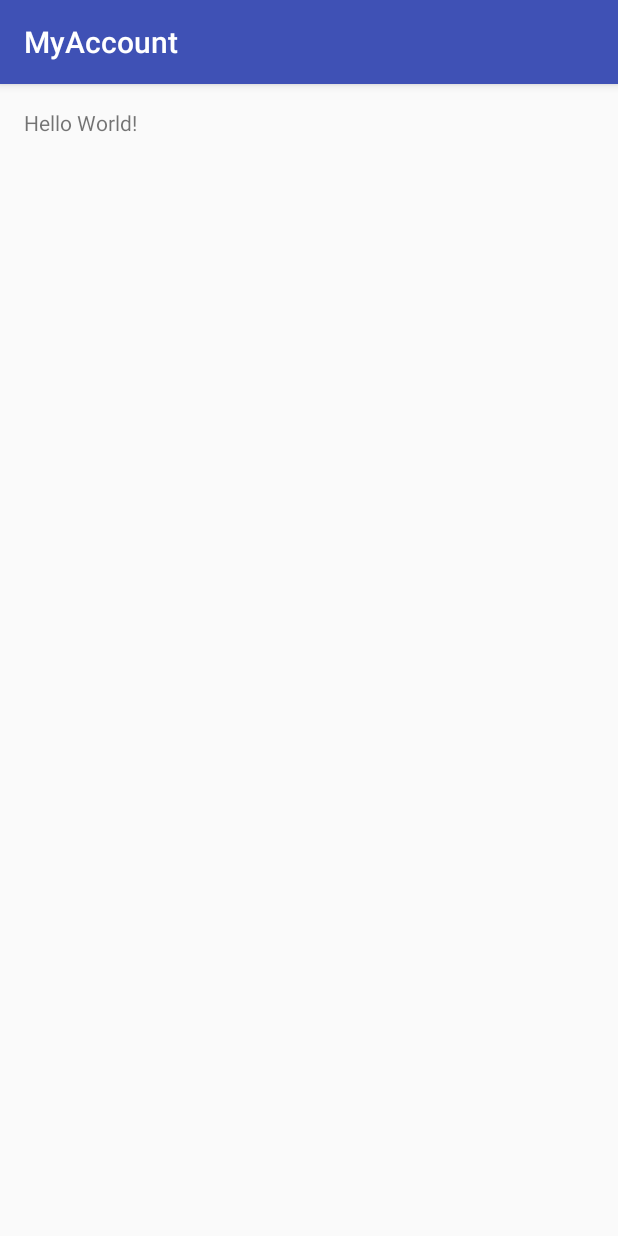
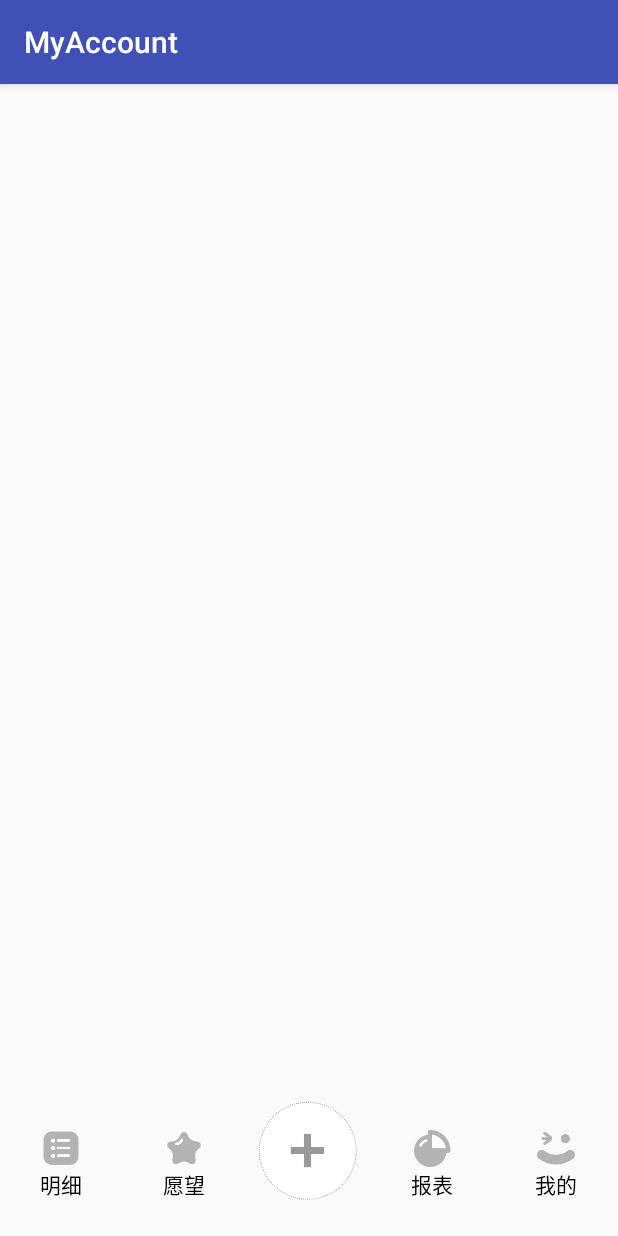
Before and after one commit to Shine-Zhang/MyAccount, an Android app: the screen it shows after launch (MainActivity), on a phone screen of 412 x 824 dp. Run offline under Robolectric (Android 15) with nearby library versions, the phone set to English and light mode, and no system bars.

Commit message:
From: 辛昊 新建了drawable-xxhdpi文件夹，将高清的图标放于此，用于屏幕适配正常显示MainActivity图标 修改了activity_main.xml布局文件的内容

```diff
--- /dev/null
+++ b/app/src/main/res/drawable/radiobutton_main_detail.xml
@@ -0,0 +1,5 @@
+<?xml version="1.0" encoding="utf-8"?>
+<selector xmlns:android="http://schemas.android.com/apk/res/android">
+<item android:state_checked="true" android:drawable="@drawable/ic_detail_blue"/>
+<item android:drawable="@drawable/ic_detail_default"/>
+</selector>
--- /dev/null
+++ b/app/src/main/res/drawable/radiobutton_main_list.xml
@@ -0,0 +1,5 @@
+<?xml version="1.0" encoding="utf-8"?>
+<selector xmlns:android="http://schemas.android.com/apk/res/android">
+    <item android:state_checked="true" android:drawable="@drawable/ic_list_blue"/>
+    <item android:drawable="@drawable/ic_list_default"/>
+</selector>
--- /dev/null
+++ b/app/src/main/res/drawable/radiobutton_main_mine.xml
@@ -0,0 +1,5 @@
+<?xml version="1.0" encoding="utf-8"?>
+<selector xmlns:android="http://schemas.android.com/apk/res/android">
+    <item android:state_checked="true" android:drawable="@drawable/ic_mine_blue"/>
+    <item android:drawable="@drawable/ic_mine_default"/>
+</selector>
--- /dev/null
+++ b/app/src/main/res/drawable/radiobutton_main_wish.xml
@@ -0,0 +1,5 @@
+<?xml version="1.0" encoding="utf-8"?>
+<selector xmlns:android="http://schemas.android.com/apk/res/android">
+    <item android:state_checked="true" android:drawable="@drawable/ic_wish_blue"/>
+    <item android:drawable="@drawable/ic_wish_default"/>
+</selector>
--- a/app/src/main/res/layout/activity_main.xml
+++ b/app/src/main/res/layout/activity_main.xml
@@ -3,14 +3,82 @@
     xmlns:tools="http://schemas.android.com/tools"
     android:layout_width="match_parent"
     android:layout_height="match_parent"
-    android:paddingBottom="@dimen/activity_vertical_margin"
-    android:paddingLeft="@dimen/activity_horizontal_margin"
-    android:paddingRight="@dimen/activity_horizontal_margin"
-    android:paddingTop="@dimen/activity_vertical_margin"
     tools:context="com.example.zs.myaccount.MainActivity">
 
-    <TextView
-        android:layout_width="wrap_content"
-        android:layout_height="wrap_content"
-        android:text="Hello World!" />
+    <!--第一部分-->
+    <android.support.v4.view.ViewPager
+        android:layout_width="match_parent"
+        android:layout_height="0px"
+        android:layout_weight="1"
+        android:orientation="vertical"
+        android:id="@+id/vp_main"
+        android:text=" This is ViewPager!" >
+    </android.support.v4.view.ViewPager>
+
+    <!--第二部分-->
+        <View
+            android:layout_width="match_parent"
+            android:layout_height="1dp">
+        </View>
+
+        <RadioGroup
+            android:layout_width="match_parent"
+            android:layout_height="wrap_content"
+            android:orientation="horizontal"
+            android:gravity="center"
+            android:id="@+id/rg_main_bottom"
+            android:layout_alignParentBottom="true"
+            >
+            <RadioButton
+                android:layout_width="0px"
+                android:layout_height="wrap_content"
+                android:layout_weight="1"
+                android:gravity="center"
+                android:button="@null"
+                android:drawableTop="@drawable/radiobutton_main_detail"
+                android:text="明细"
+                android:id="@+id/rb_main_detail"
+                />
+            <RadioButton
+                android:layout_width="0px"
+                android:layout_height="wrap_content"
+                android:layout_weight="1"
+                android:gravity="center"
+                android:button="@null"
+                android:drawableTop="@drawable/radiobutton_main_wish"
+                android:text="愿望"
+                android:id="@+id/rb_main_wish"
+                />
+            <RadioButton
+                android:layout_width="0px"
+                android:layout_height="wrap_content"
+                android:layout_weight="1"
+                android:gravity="center"
+                android:button="@null"
+                android:drawableTop="@drawable/ic_plus_default"
+                android:text=""
+                android:id="@+id/rb_main_plus"
+                />
+            <RadioButton
+                android:layout_width="0px"
+                android:layout_height="wrap_content"
+                android:layout_weight="1"
+                android:gravity="center"
+                android:button="@null"
+                android:drawableTop="@drawable/radiobutton_main_list"
+                android:text="报表"
+                android:id="@+id/rb_main_list"
+                />
+            <RadioButton
+                android:layout_width="0px"
+                android:layout_height="wrap_content"
+                android:layout_weight="1"
+                android:gravity="center"
+                android:button="@null"
+                android:drawableTop="@drawable/radiobutton_main_mine"
+                android:text="我的"
+                android:id="@+id/rb_main_mine"
+                />
+        </RadioGroup>
+
 </RelativeLayout>
```
Also changed, not shown: app/src/main/res/drawable-xxhdpi/ic_detail_blue.png (renamed from app/src/main/res/drawable/ic_detail_blue.png), app/src/main/res/drawable-xxhdpi/ic_detail_default.png (renamed from app/src/main/res/drawable/ic_detail_default.png), app/src/main/res/drawable-xxhdpi/ic_guide_0.png (added), app/src/main/res/drawable-xxhdpi/ic_guide_1.png (added), app/src/main/res/drawable-xxhdpi/ic_guide_2.png (added), app/src/main/res/drawable-xxhdpi/ic_list_blue.png (renamed from app/src/main/res/drawable/ic_list_blue.png), app/src/main/res/drawable-xxhdpi/ic_list_default.png (renamed from app/src/main/res/drawable/ic_list_default.png), app/src/main/res/drawable-xxhdpi/ic_mine_blue.png (renamed from app/src/main/res/drawable/ic_mine_blue.png), app/src/main/res/drawable-xxhdpi/ic_mine_default.png (renamed from app/src/main/res/drawable/ic_mine_default.png), app/src/main/res/drawable-xxhdpi/ic_plus_default.png (renamed from app/src/main/res/drawable/plus.png), app/src/main/res/drawable-xxhdpi/ic_wish_blue.png (renamed from app/src/main/res/drawable/ic_wish_blue.png), app/src/main/res/drawable-xxhdpi/ic_wish_default.png (renamed from app/src/main/res/drawable/ic_wish_default.png), app/src/main/res/drawable/icon.png (deleted).
